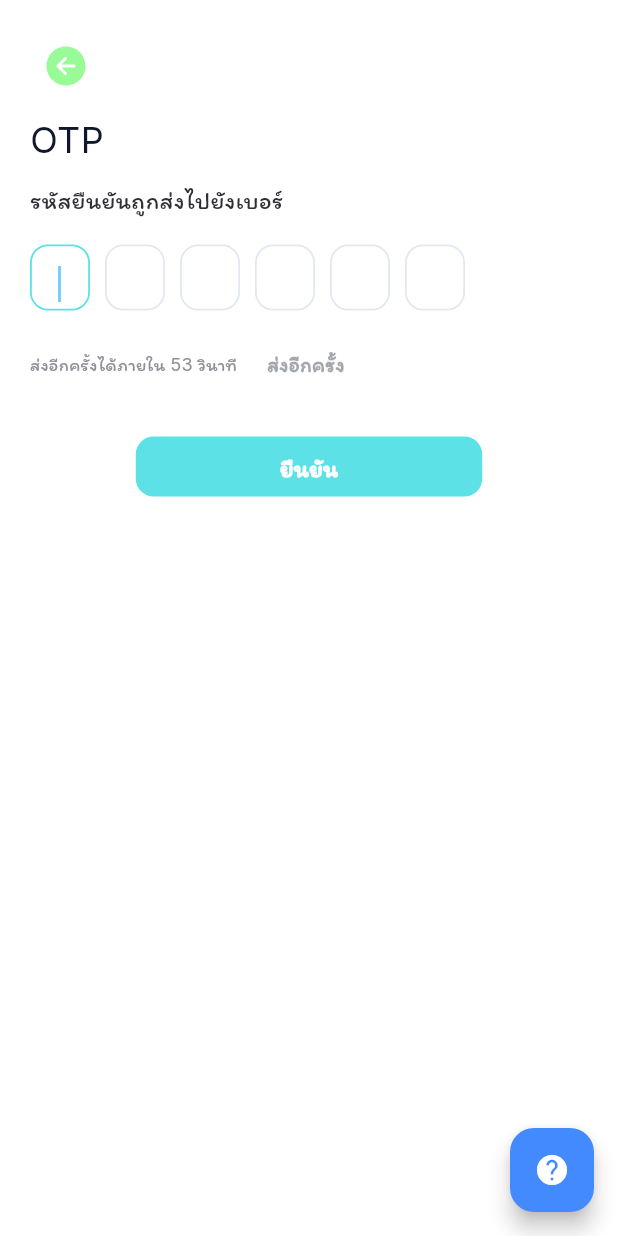
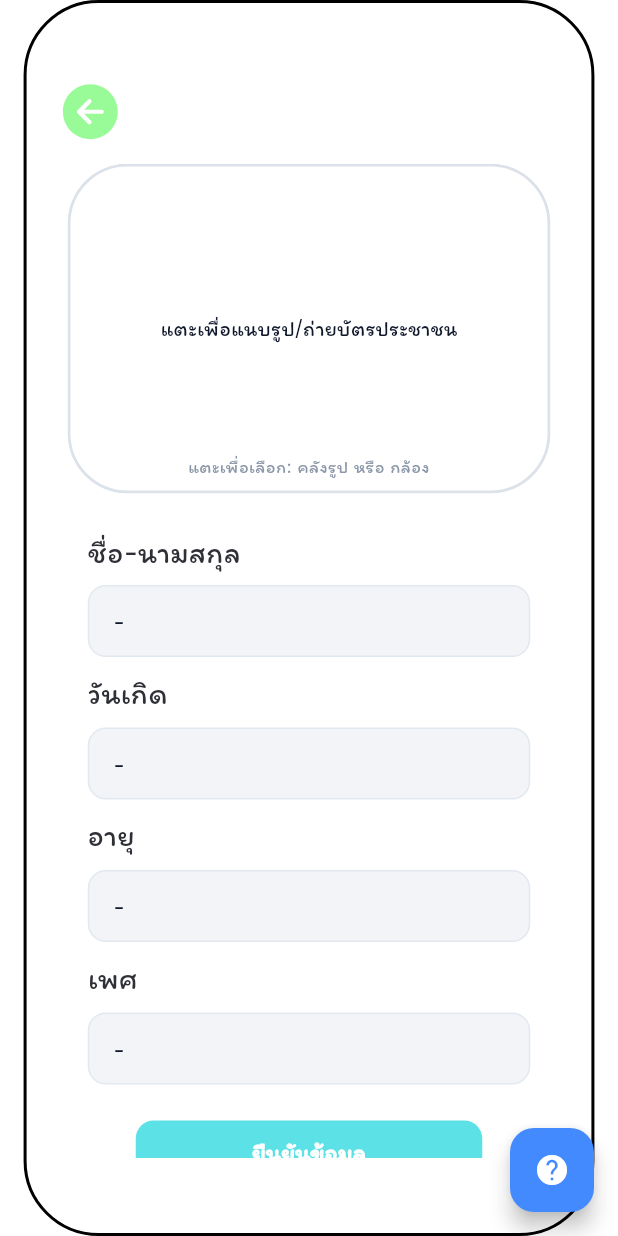
Before and after one commit to Fujipp/chat2date-mobile-app, a Flutter app: the screen it shows after launch, on a phone screen of 412 x 824 dp. Run offline on Flutter 3.47's test engine with Material 3 defaults, Android fonts, the phone set to English and light mode, and no system bars; our stand-ins replace flutter_svg, go_router, image_picker, percent_indicator, permission_handler, sliding_up_panel; project files that could hold a hidden picture were left out.

Commit message:
feat(mobile): Thai id OCR

```diff
--- a/frontend-mobile/chat2date/lib/main.dart
+++ b/frontend-mobile/chat2date/lib/main.dart
@@ -21,7 +21,7 @@ class MyApp extends StatelessWidget {
       theme: buildLightTheme(),
       navigatorKey: navigatorKey,
       initialRoute:
-          '/otp', //เวลาโค้ดเปลี่ยนเป็น path ตัวเองเอาไว้แสดงหน้าของตัวเองเด้อ
+          '/kyc-id-ocr', //เวลาโค้ดเปลี่ยนเป็น path ตัวเองเอาไว้แสดงหน้าของตัวเองเด้อ
       routes: {
         //Test
         '/test': (context) => const ComponentTestScreen(),
@@ -44,6 +44,7 @@ class MyApp extends StatelessWidget {
         '/policy': (context) => const PolicyPage(),
         '/phone': (context) => const PhonePage(),
         '/otp': (context) => const OtpPage(),
+        '/kyc-id-ocr': (context) => const IdOcrScreen(),
       },
       //ปุ่มไว้สำหรับดู comp
       builder: (context, child) {
--- a/frontend-mobile/chat2date/lib/screens/component_test_screen.dart
+++ b/frontend-mobile/chat2date/lib/screens/component_test_screen.dart
@@ -35,7 +35,7 @@ class _ComponentTestScreenState extends State<ComponentTestScreen> {
 
   int bottomNavIndex = 0;
 
-  final int _counter = 0;
+  // final int _counter = 0;
 
   String _otp = '';
   bool _submitting = false;
--- a/frontend-mobile/chat2date/lib/screens/index.dart
+++ b/frontend-mobile/chat2date/lib/screens/index.dart
@@ -10,3 +10,4 @@ export 'home/home_login_page.dart';
 export 'auth/policy_page.dart';
 export 'auth/otp_page.dart';
 export 'auth/phone_page.dart';
+export 'kyc/id_ocr_screen.dart';
--- /dev/null
+++ b/frontend-mobile/chat2date/lib/screens/kyc/id_ocr_screen.dart
@@ -0,0 +1,420 @@
+import 'dart:io';
+import 'package:flutter/material.dart';
+import 'package:flutter_svg/flutter_svg.dart';
+import 'package:image_picker/image_picker.dart';
+import 'package:intl/intl.dart';
+import 'package:permission_handler/permission_handler.dart';
+
+import 'package:chat2date/components/index.dart'; // DsButton / inputs
+import 'package:chat2date/services/ocr_thaiid_service.dart';
+import 'package:chat2date/services/kyc_api.dart';
+
+class IdOcrScreen extends StatefulWidget {
+  const IdOcrScreen({super.key});
+
+  @override
+  State<IdOcrScreen> createState() => _IdOcrScreenState();
+}
+
+class _IdOcrScreenState extends State<IdOcrScreen> {
+  // === CONFIG (ใส่ค่าจริงก่อนใช้งาน) ===
+  final _ocrCfg = const ThaiIdOcrConfig(
+    endpoint: 'https://api.iapp.co.th/thai-national-id-card/v3.5/front',
+    apiKey: 'Z0XVt18RSoFlZAkRnhGy9U3u5J8MlrZA', // <- ใส่ key จริง (อย่า commit)
+  );
+  final _api = const KycApi('http://127.0.0.1:8080');
+
+  static const _backIcon = 'assets/icons/icon_arrow-back-circle.svg';
+  static const _maxFileBytes = 10 * 1024 * 1024; // 10MB
+
+  File? _image;
+  bool _busy = false;
+
+  // ค่าที่จะโชว์ (disable fields)
+  String? _fullName;
+  DateTime? _dob;
+  String? _gender;
+
+  // รูปแบบวันที่ไทย
+  final _fmt = DateFormat('dd/MM/yyyy');
+
+  /// เปิด BottomSheet เลือกแหล่งรูป แล้วเรียก _pick(...)
+  Future<void> _chooseSource() async {
+    FocusScope.of(context).unfocus();
+    final src = await showModalBottomSheet<ImageSource>(
+      context: context,
+      showDragHandle: true,
+      shape: const RoundedRectangleBorder(
+        borderRadius: BorderRadius.vertical(top: Radius.circular(16)),
+      ),
+      builder: (ctx) {
+        return SafeArea(
+          child: Column(
+            mainAxisSize: MainAxisSize.min,
+            children: [
+              ListTile(
+                leading: const Icon(Icons.photo_library_rounded),
+                title: const Text('เลือกจากคลังรูป'),
+                onTap: () => Navigator.pop(ctx, ImageSource.gallery),
+              ),
+              ListTile(
+                leading: const Icon(Icons.photo_camera_rounded),
+                title: const Text('ถ่ายภาพตอนนี้'),
+                onTap: () => Navigator.pop(ctx, ImageSource.camera),
+              ),
+              const SizedBox(height: 8),
+            ],
+          ),
+        );
+      },
+    );
+
+    if (src == null) return;
+
+    // ขอ permission ตามแหล่งที่เลือก
+    if (src == ImageSource.camera) {
+      final cam = await Permission.camera.request();
+      if (!cam.isGranted) {
+        if (!mounted) return;
+        ScaffoldMessenger.of(
+          context,
+        ).showSnackBar(const SnackBar(content: Text('ไม่ได้รับสิทธิ์กล้อง')));
+        return;
+      }
+    } else {
+      // คลังรูป (iOS/Android 13+)
+      final ph = await Permission.photos.request();
+      if (!ph.isGranted) {
+        if (!mounted) return;
+        ScaffoldMessenger.of(context).showSnackBar(
+          const SnackBar(content: Text('ไม่ได้รับสิทธิ์เข้าถึงรูปภาพ')),
+        );
+        return;
+      }
+    }
+
+    await _pick(src);
+  }
+
+  Future<void> _pick(ImageSource src) async {
+    final picker = ImagePicker();
+    final x = await picker.pickImage(
+      source: src,
+      imageQuality: 92,
+      maxWidth: 2600,
+    );
+    if (x == null) return;
+
+    final f = File(x.path);
+    final size = await f.length();
+    if (size > _maxFileBytes) {
+      if (!mounted) return;
+      ScaffoldMessenger.of(
+        context,
+      ).showSnackBar(const SnackBar(content: Text('ไฟล์ใหญ่เกิน 10MB')));
+      return;
+    }
+
+    setState(() => _image = f);
+
+    // เรียก OCR ต่อเลย
+    await _runOcr();
+  }
+
+  Future<void> _runOcr() async {
+    if (_image == null) return;
+    setState(() => _busy = true);
+    try {
+      final result = await ThaiIdOcrService.ocr(
+        cfg: _ocrCfg,
+        imageFile: _image!,
+      );
+      setState(() {
+        _fullName = result.fullName;
+        _dob = result.birthDate;
+        _gender = result.gender; // ชาย/หญิง/อื่นๆ
+      });
+      if (!mounted) return;
+      ScaffoldMessenger.of(context).showSnackBar(
+        const SnackBar(content: Text('สแกนสำเร็จ เติมข้อมูลอัตโนมัติแล้ว')),
+      );
+    } catch (e) {
+      if (!mounted) return;
+      ScaffoldMessenger.of(
+        context,
+      ).showSnackBar(SnackBar(content: Text('OCR ล้มเหลว: $e')));
+    } finally {
+      if (mounted) setState(() => _busy = false);
+    }
+  }
+
+  Future<void> _submit() async {
+    if (_fullName == null || _dob == null || _gender == null) {
+      ScaffoldMessenger.of(context).showSnackBar(
+        const SnackBar(content: Text('กรุณาแนบ/ถ่ายรูปบัตรและสแกนก่อน')),
+      );
+      return;
+    }
+    final age = _calcAgeForDisplay(_dob!);
+
+    setState(() => _busy = true);
+    try {
+      await _api.submitIdentity(
+        fullName: _fullName!,
+        birthDate: _dob!,
+        age: age,
+        gender: _gender!,
+      );
+      if (!mounted) return;
+      ScaffoldMessenger.of(
+        context,
+      ).showSnackBar(const SnackBar(content: Text('บันทึกข้อมูลสำเร็จ')));
+      Navigator.pushNamed(context, '/next');
+    } catch (e) {
+      if (!mounted) return;
+      ScaffoldMessenger.of(
+        context,
+      ).showSnackBar(SnackBar(content: Text('ส่งข้อมูลไม่สำเร็จ: $e')));
+    } finally {
+      if (mounted) setState(() => _busy = false);
+    }
+  }
+
+  int _calcAgeForDisplay(DateTime dob) {
+    final now = DateTime.now();
+    // ถ้าวันเกิด "อนาคต" ให้ลองแปลงจากปี พ.ศ. -> ค.ศ.
+    DateTime d = dob;
+    if (d.isAfter(now)) {
+      d = DateTime(d.year - 543, d.month, d.day);
+    }
+    var age = now.year - d.year;
+    if (DateTime(now.year, d.month, d.day).isAfter(now)) age--;
+    return age.clamp(0, 120);
+  }
+
+  @override
+  Widget build(BuildContext context) {
+    final borderColor = const Color(0x599CABC2);
+
+    return Scaffold(
+      backgroundColor: Colors.white,
+      body: Center(
+        child: AspectRatio(
+          aspectRatio: 375 / 812,
+          child: Container(
+            padding: const EdgeInsets.symmetric(horizontal: 20, vertical: 50),
+            clipBehavior: Clip.antiAlias,
+            decoration: ShapeDecoration(
+              color: Colors.white,
+              shape: RoundedRectangleBorder(
+                side: const BorderSide(width: 2),
+                borderRadius: BorderRadius.circular(50),
+              ),
+            ),
+
+            // ---------- เปลี่ยนจาก Stack/Positioned เป็น Column + Scroll ----------
+            child: Column(
+              crossAxisAlignment: CrossAxisAlignment.start,
+              children: [
+                // ปุ่มกลับมุมซ้ายบน
+                IconButton(
+                  onPressed: _busy
+                      ? null
+                      : () => Navigator.pushNamedAndRemoveUntil(
+                          context,
+                          '/home',
+                          (route) => false,
+                        ),
+                  icon: SvgPicture.asset(
+                    _backIcon,
+                    width: 45,
+                    height: 45,
+                    fit: BoxFit.contain,
+                  ),
+                  padding: EdgeInsets.zero,
+                  visualDensity: VisualDensity.compact,
+                ),
+
+                const SizedBox(height: 12),
+
+                // เนื้อหาเลื่อนสกอร์ลได้ (เรียง: กรอบรูป -> ฟิลด์ -> ปุ่ม)
+                Expanded(
+                  child: SingleChildScrollView(
+                    padding: const EdgeInsets.only(bottom: 12),
+                    child: Column(
+                      crossAxisAlignment: CrossAxisAlignment.center,
+                      children: [
+                        Center(
+                          child: SizedBox(
+                            width: 322,
+                            height: 220,
+                            child: ClipRRect(
+                              borderRadius: BorderRadius.circular(40),
+                              child: Material(
+                                // ใส่ไว้ให้ InkWell มี ripple (optional)
+                                color: Colors.transparent,
+                                child: InkWell(
+                                  onTap: _busy ? null : _chooseSource,
+                                  child: Container(
+                                    decoration: BoxDecoration(
+                                      border: Border.all(
+                                        width: 2,
+                                        color: borderColor,
+                                      ),
+                                      color: Colors.white,
+                                      borderRadius: BorderRadius.circular(40),
+                                    ),
+                                    child: Stack(
+                                      fit: StackFit.expand,
+                                      children: [
+                                        if (_image != null)
+                                          Image.file(_image!, fit: BoxFit.cover)
+                                        else
+                                          const Center(
+                                            child: Text(
+                                              'แตะเพื่อแนบรูป/ถ่ายบัตรประชาชน',
+                                            ),
+                                          ),
+                                        const Positioned(
+                                          bottom: 8,
+                                          left: 0,
+                                          right: 0,
+                                          child: Opacity(
+                                            opacity: 0.75,
+                                            child: Text(
+                                              'แตะเพื่อเลือก: คลังรูป หรือ กล้อง',
+                                              textAlign: TextAlign.center,
+                                              style: TextStyle(
+                                                fontSize: 12,
+                                                color: Color(0xFF64748B),
+                                              ),
+                                            ),
+                                          ),
+                                        ),
+                                      ],
+                                    ),
+                                  ),
+                                ),
+                              ),
+                            ),
+                          ),
+                        ),
+
+                        const SizedBox(height: 24),
+
+                        // ===== กลุ่มฟิลด์ (กว้าง 295) =====
+                        SizedBox(
+                          width: 295,
+                          child: Column(
+                            crossAxisAlignment: CrossAxisAlignment.start,
+                            children: [
+                              _DisabledField(
+                                label: 'ชื่อ-นามสกุล',
+                                value: _fullName ?? '',
+                              ),
+                              const SizedBox(height: 10),
+                              _DisabledField(
+                                label: 'วันเกิด',
+                                value: _dob == null ? '' : _fmt.format(_dob!),
+                              ),
+                              const SizedBox(height: 10),
+                              _DisabledField(
+                                label: 'อายุ',
+                                value: _dob == null
+                                    ? ''
+                                    : _calcAgeForDisplay(_dob!).toString(),
+                              ),
+                              const SizedBox(height: 10),
+                              _DisabledField(
+                                label: 'เพศ',
+                                value: _gender ?? '',
+                              ),
+                            ],
+                          ),
+                        ),
+
+                        const SizedBox(height: 24),
+
+                        // ===== ปุ่มยืนยัน (ต่อท้ายฟิลด์เลย) =====
+                        SizedBox(
+                          width: 231,
+                          height: 40,
+                          child: DsButton(
+                            label: 'ยืนยันข้อมูล',
+                            size: DsButtonSize.md,
+                            onPressed: _busy ? null : _submit,
+                          ),
+                        ),
+
+                        if (_busy) ...[
+                          const SizedBox(height: 12),
+                          const SizedBox(
+                            width: 28,
+                            height: 28,
+                            child: CircularProgressIndicator(strokeWidth: 2.6),
+                          ),
+                        ],
+                      ],
+                    ),
+                  ),
+                ),
+              ],
+            ),
+          ),
+        ),
+      ),
+    );
+  }
+}
+
+/// ช่องแสดงผลแบบ disable ตามดีไซน์
+class _DisabledField extends StatelessWidget {
+  final String label;
+  final String value;
+  const _DisabledField({required this.label, required this.value});
+
+  @override
+  Widget build(BuildContext context) {
+    return SizedBox(
+      width: 295,
+      child: Column(
+        crossAxisAlignment: CrossAxisAlignment.start,
+        children: [
+          Text(
+            label,
+            style: const TextStyle(
+              color: Color(0xFF2E3036),
+              fontSize: 20,
+              fontFamily: 'Inter',
+              fontWeight: FontWeight.w400,
+            ),
+          ),
+          const SizedBox(height: 8),
+          Container(
+            height: 48,
+            padding: const EdgeInsets.symmetric(horizontal: 16, vertical: 12),
+            decoration: ShapeDecoration(
+              color: const Color(0xFFF2F4F7),
+              shape: RoundedRectangleBorder(
+                side: const BorderSide(width: 1, color: Color(0xFFE2E8F0)),
+                borderRadius: BorderRadius.circular(12),
+              ),
+            ),
+            alignment: Alignment.centerLeft,
+            child: Text(
+              (value.isEmpty ? '-' : value),
+              maxLines: 1,
+              overflow: TextOverflow.ellipsis,
+              style: const TextStyle(
+                color: Color(0xFF0F172A),
+                fontSize: 16,
+                fontFamily: 'Inter',
+                fontWeight: FontWeight.w400,
+              ),
+            ),
+          ),
+        ],
+      ),
+    );
+  }
+}
```
Also changed, not shown: frontend-mobile/chat2date/lib/services/kyc_api.dart (added, +29 -0 lines), frontend-mobile/chat2date/lib/services/ocr_thaiid_service.dart (added, +186 -0 lines), frontend-mobile/chat2date/lib/utils/date_utils.dart (added, +10 -0 lines), frontend-mobile/chat2date/pubspec.yaml (+14 -8 lines), frontend-mobile/chat2date/pubspec.lock, 6 other files.
